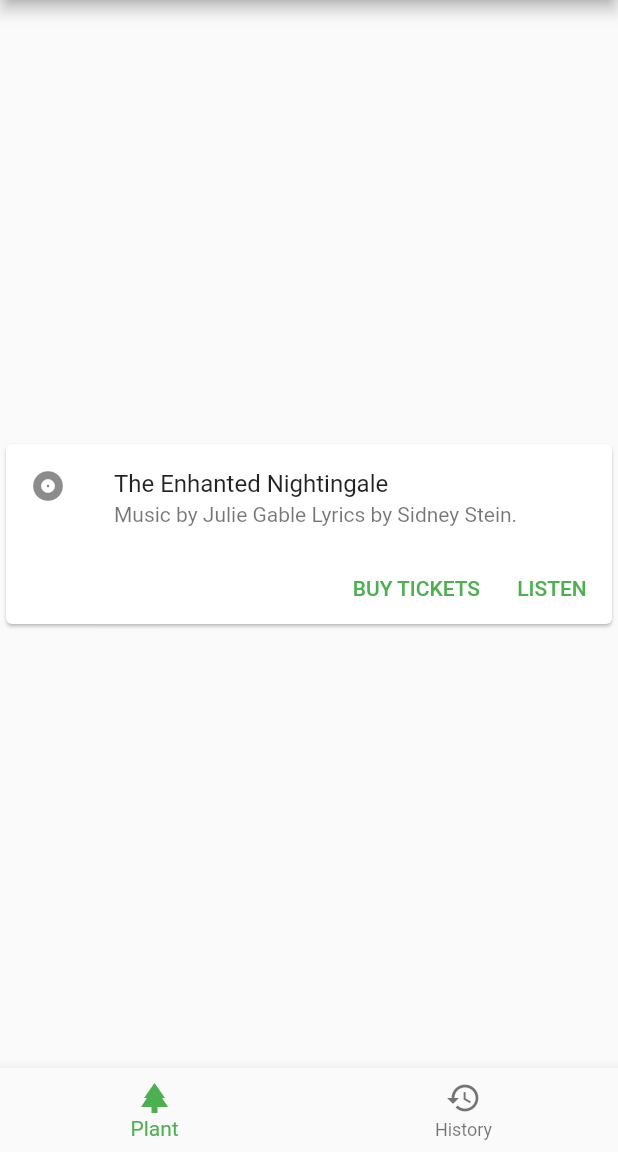
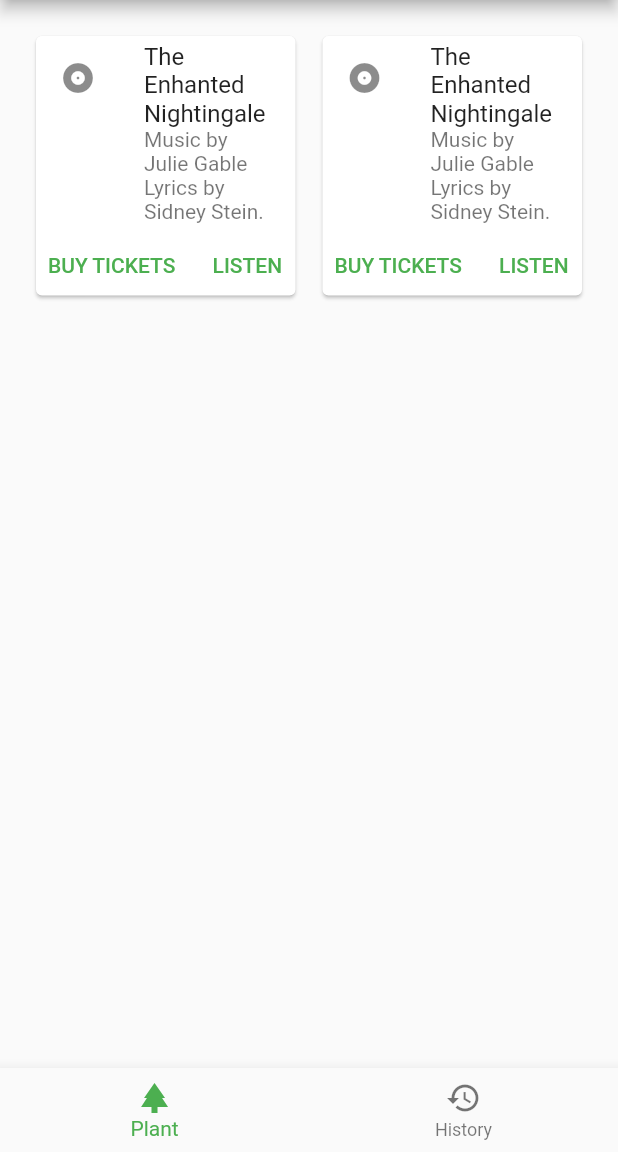
Before and after one commit to yoshida-m-3/plant_planning, a Flutter app: the screen it shows after launch, on a phone screen of 412 x 824 dp, the part 84-1236 px from its top. Run offline on Flutter 3.47's test engine with Material 2 defaults, Android fonts, the phone set to English and light mode, and no system bars.

Commit message:
Grid追加

```diff
--- a/lib/pages/PlantScreen.dart
+++ b/lib/pages/PlantScreen.dart
@@ -4,8 +4,14 @@ import 'package:flutter/material.dart';
 class PlantScreen extends StatelessWidget {
   @override
   Widget build(BuildContext context) {
-    return Center(
-        child: Card(
+    return GridView.count(
+        primary: false,
+        padding: const EdgeInsets.all(20),
+        crossAxisSpacing: 10,
+        mainAxisSpacing: 10,
+        crossAxisCount: 2,
+        children: <Widget>[
+          Card(
               child: Column(mainAxisSize: MainAxisSize.min, children: <Widget>[
             const ListTile(
               leading: Icon(Icons.album),
@@ -27,6 +33,30 @@ class PlantScreen extends StatelessWidget {
                 const SizedBox(width: 8),
               ],
             )
-    ])));
+          ])),
+          Card(
+              child: Column(mainAxisSize: MainAxisSize.min, children: <Widget>[
+            const ListTile(
+              leading: Icon(Icons.album),
+              title: Text('The Enhanted Nightingale'),
+              subtitle: Text('Music by Julie Gable Lyrics by Sidney Stein.'),
+            ),
+            Row(
+              mainAxisAlignment: MainAxisAlignment.end,
+              children: <Widget>[
+                TextButton(
+                  child: const Text('BUY TICKETS'),
+                  onPressed: () {},
+                ),
+                const SizedBox(width: 8),
+                TextButton(
+                  child: const Text('LISTEN'),
+                  onPressed: () {},
+                ),
+                const SizedBox(width: 8),
+              ],
+            )
+          ]))
+        ]);
   }
 }
```
Lines whose indentation alone changed are shown as unchanged.
